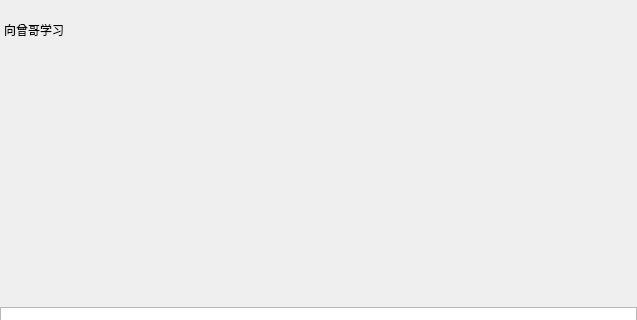
Qt form Chat/chatpage.ui (feiwuyige/WebServer) before a commit; both pictures show x 0 to 637 and y 0 to 320 of the 637 by 517 pixel window.
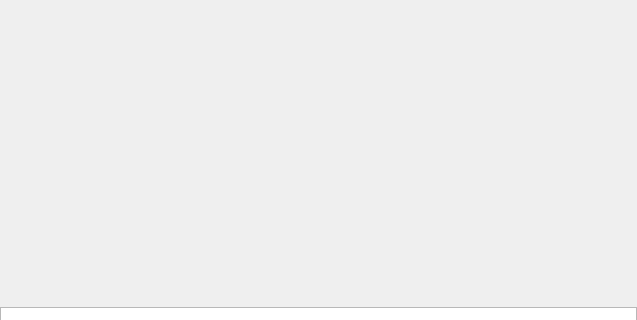
The same form after that commit. Custom widgets are drawn as their Qt base class.

Patch:
```diff
--- a/Chat/chatpage.ui
+++ b/Chat/chatpage.ui
@@ -74,7 +74,7 @@
          <item>
           <widget class="QLabel" name="title_lb_2">
            <property name="text">
-            <string>向曾哥学习</string>
+            <string/>
            </property>
           </widget>
          </item>
```
